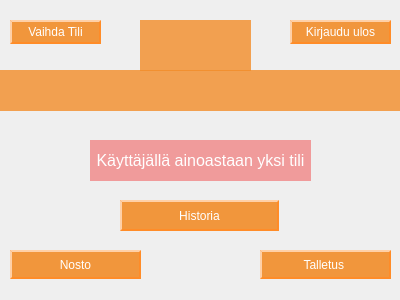
NoelVahajylkka/Bank_Simulator_2023_Year1, file frontend/TiliDLL/tili.ui: the form before one commit.
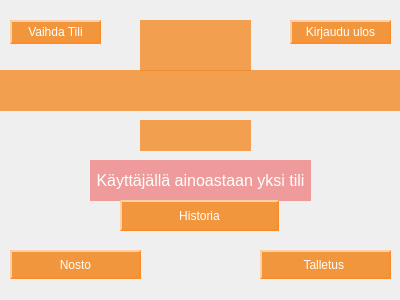
The form after the commit.

Diff of the .ui file:
```diff
--- a/frontend/TiliDLL/tili.ui
+++ b/frontend/TiliDLL/tili.ui
@@ -113,7 +113,7 @@
    <property name="geometry">
     <rect>
      <x>90</x>
-     <y>140</y>
+     <y>160</y>
      <width>221</width>
      <height>41</height>
     </rect>
@@ -264,6 +264,53 @@
     <string>Historia</string>
    </property>
   </widget>
+  <widget class="QLabel" name="label_saldo">
+   <property name="geometry">
+    <rect>
+     <x>140</x>
+     <y>120</y>
+     <width>111</width>
+     <height>31</height>
+    </rect>
+   </property>
+   <property name="font">
+    <font>
+     <pointsize>20</pointsize>
+     <bold>true</bold>
+     <underline>false</underline>
+     <strikeout>false</strikeout>
+     <stylestrategy>PreferDefault</stylestrategy>
+     <kerning>true</kerning>
+    </font>
+   </property>
+   <property name="contextMenuPolicy">
+    <enum>Qt::DefaultContextMenu</enum>
+   </property>
+   <property name="layoutDirection">
+    <enum>Qt::LeftToRight</enum>
+   </property>
+   <property name="autoFillBackground">
+    <bool>false</bool>
+   </property>
+   <property name="styleSheet">
+    <string notr="true">background-color:rgba(242, 140, 40,0.8);</string>
+   </property>
+   <property name="inputMethodHints">
+    <set>Qt::ImhNone</set>
+   </property>
+   <property name="frameShape">
+    <enum>QFrame::NoFrame</enum>
+   </property>
+   <property name="frameShadow">
+    <enum>QFrame::Plain</enum>
+   </property>
+   <property name="text">
+    <string/>
+   </property>
+   <property name="alignment">
+    <set>Qt::AlignCenter</set>
+   </property>
+  </widget>
  </widget>
  <resources/>
  <connections/>
```
